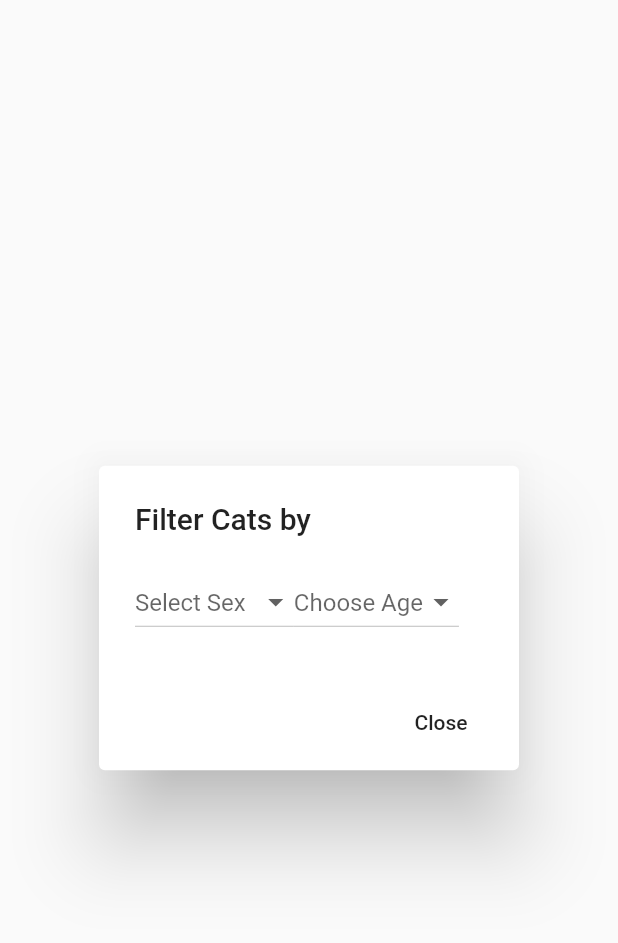
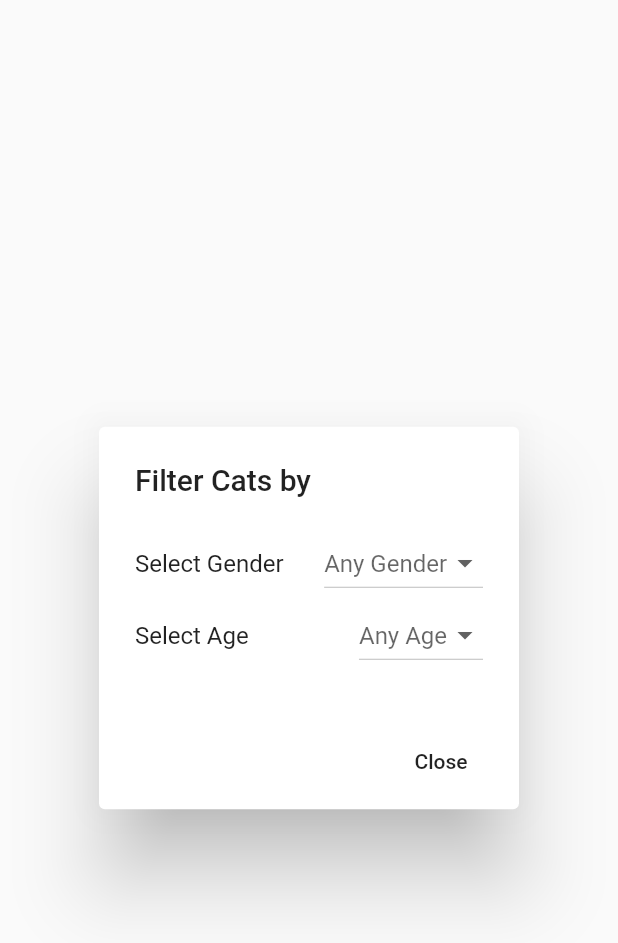
Before and after one commit to toddburgessmedia/FlutterTorontoCatRescue, a Flutter app: the PetListFilterAlert widget shown alone on an empty page, opened directly, on a phone screen of 412 x 824 dp. Shown: the top 943 px of the screen. Run offline on Flutter 3.47's test engine with Material 2 defaults, Android fonts, the phone set to English and light mode, and no system bars; our stand-ins replace carousel_slider, chopper, flushbar, flutter_html; generated files the repository leaves out were written again; network calls fail; statements that could not run were skipped.

Commit message:
Change formatting

```diff
--- a/lib/ui/main/pet_list_filter_alert.dart
+++ b/lib/ui/main/pet_list_filter_alert.dart
@@ -17,8 +17,14 @@ class PetListFilterAlert extends StatelessWidget {
     return
         AlertDialog(
           title: Text('Filter Cats by'),
-          content: Row(
+          content: ConstrainedBox(
+            constraints: BoxConstraints(maxHeight: 100),
+            child: Column(
               children: <Widget>[
+                Row(
+                  mainAxisAlignment: MainAxisAlignment.spaceBetween,
+                  children: <Widget>[
+                    Text('Select Gender'),
                     DropdownButton<String>(
                       items: sexList.map((sexItem) =>
                           DropdownMenuItem<String>(
@@ -26,10 +32,16 @@ class PetListFilterAlert extends StatelessWidget {
                             child: Text(sexItem),
                           )
                       ).toList(),
-                hint: Text('Select Sex'),
+                      hint: Text('Any Gender'),
 //              value: "m",
                       onChanged: (sexValue) => petListBloc.filterBySex(sexValue),
                     ),
+                  ],
+                ),
+                Row(
+                  mainAxisAlignment: MainAxisAlignment.spaceBetween,
+                  children: <Widget>[
+                    Text('Select Age'),
                     DropdownButton<String>(
                         items: ageList.map((ageItem) =>
                             DropdownMenuItem<String>(
@@ -37,10 +49,13 @@ class PetListFilterAlert extends StatelessWidget {
                               child: Text(ageItem),
                             )
                         ).toList(),
-                  hint: Text('Choose Age'),
+                        hint: Text('Any Age'),
                         onChanged: (ageValue) => petListBloc.filterByAge(ageValue)
                     ),
                   ],
+                ),
+              ],
+            ),
           ),
           actions: <Widget>[
             FlatButton(
```
Lines whose indentation alone changed are shown as unchanged.
